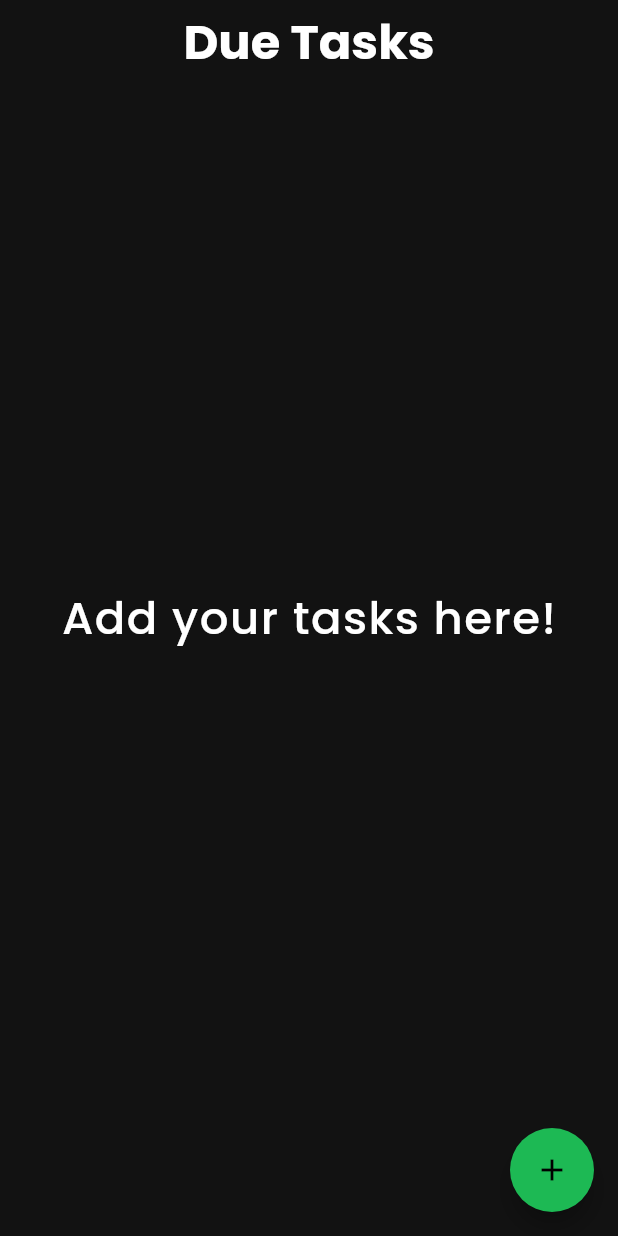
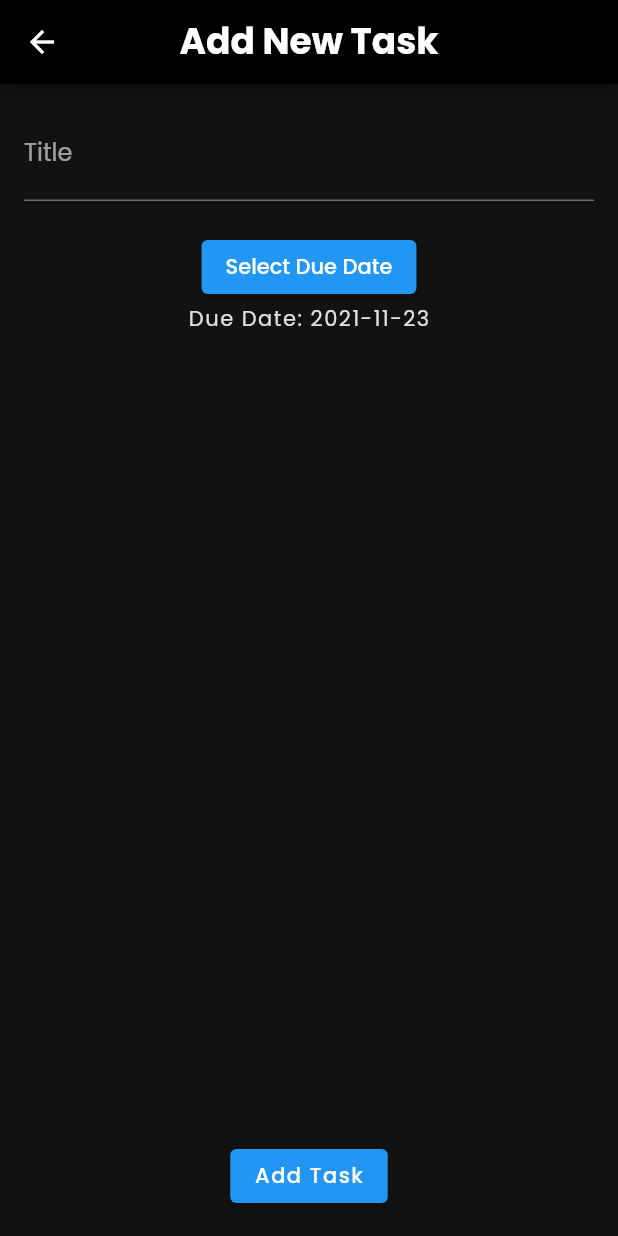
Before and after one commit to sayantandasgupta/task-manager-app, a Flutter app: the screen it shows after launch, after a tap on the "add" icon, on a phone screen of 412 x 824 dp. Run offline on Flutter 3.47's test engine with Material 2 defaults, Android fonts, the phone set to English and light mode, and no system bars; our stand-ins replace sqflite; accounts and stored records are empty.

Commit message:
Added code for adding new tasks to local database storage

```diff
--- a/lib/database/db_helper.dart
+++ b/lib/database/db_helper.dart
@@ -5,13 +5,10 @@ class DBHelper {
   static Future<Database> getDatabase() async {
     final dbPath = await getDatabasesPath();
 
-    final database = await openDatabase(path.join(dbPath, 'tasks.db'),
-        onCreate: (db, version) {
+    return openDatabase(path.join(dbPath, 'tasks.db'), onCreate: (db, version) {
       return db.execute(
           'CREATE TABLE due_tasks(id TEXT PRIMARY KEY, title TEXT, dueDate TEXT)');
     }, version: 1);
-
-    return database;
   }
 
   static Future<void> insert(Map<String, dynamic> data) async {
--- a/lib/main.dart
+++ b/lib/main.dart
@@ -54,6 +54,7 @@ class MyApp extends StatelessWidget {
         initialRoute: '/',
         routes: {
           HomeScreen.routeName: (ctx) => const HomeScreen(),
+          AddTaskScreen.routeName: (ctx) => const AddTaskScreen()
         },
       ),
     );
--- /dev/null
+++ b/lib/screens/add_task_screen.dart
@@ -0,0 +1,96 @@
+import 'package:flutter/material.dart';
+import 'package:provider/provider.dart';
+import 'package:task_manager_app/providers/providers.dart';
+
+import '../utils/utils.dart';
+
+class AddTaskScreen extends StatefulWidget {
+  const AddTaskScreen({Key? key}) : super(key: key);
+
+  static const routeName = '/add-task';
+
+  @override
+  State<AddTaskScreen> createState() => _AddTaskScreenState();
+}
+
+class _AddTaskScreenState extends State<AddTaskScreen> {
+  final _titleController = TextEditingController();
+  DateTime _selectedDate = DateTime.now();
+
+  void _addTask() {
+    if (_titleController.text.isEmpty) {
+      return;
+    }
+
+    print('Add task Button pressed');
+
+    Provider.of<TasksProvider>(context, listen: false).addTask(
+        _titleController.text,
+        '${_selectedDate.year}-${_selectedDate.month}-${_selectedDate.day}');
+
+    Navigator.of(context).pop();
+  }
+
+  _selectDate(BuildContext context) async {
+    final DateTime? selected = await showDatePicker(
+      context: context,
+      initialDate: _selectedDate,
+      firstDate: DateTime.now(),
+      lastDate: DateTime(2050),
+    );
+    print(selected);
+
+    if (selected != null && selected != _selectedDate) {
+      setState(() {
+        _selectedDate = selected;
+      });
+    }
+  }
+
+  @override
+  Widget build(BuildContext context) {
+    return Scaffold(
+      appBar: AppBar(
+        title: Text('Add New Task',
+            style:
+                Theme.of(context).textTheme.headline2!.copyWith(fontSize: 24)),
+        centerTitle: true,
+      ),
+      body: Padding(
+        padding: const EdgeInsets.all(16.0),
+        child: Column(
+          crossAxisAlignment: CrossAxisAlignment.center,
+          children: <Widget>[
+            TextField(
+              controller: _titleController,
+              decoration: InputDecoration(
+                focusColor: white,
+                label: const Text('Title'),
+              ),
+            ),
+            const SizedBox(height: 20),
+            ElevatedButton(
+              onPressed: () async {
+                await _selectDate(context);
+              },
+              child: const Text('Select Due Date'),
+            ),
+            Text(
+                'Due Date: ${_selectedDate.year}-${_selectedDate.month}-${_selectedDate.day}'),
+            const Spacer(),
+            ElevatedButton(
+              onPressed: _addTask,
+              child: Text(
+                'Add Task',
+                style: Theme.of(context)
+                    .textTheme
+                    .bodyText1!
+                    .copyWith(color: white),
+              ),
+            ),
+          ],
+        ),
+      ),
+    );
+  }
+}
--- a/lib/screens/home_screen.dart
+++ b/lib/screens/home_screen.dart
@@ -18,12 +18,11 @@ class HomeScreen extends StatelessWidget {
         title: Text(
           'Due Tasks',
           style: Theme.of(context).textTheme.headline2!.copyWith(
-                fontSize: 32,
+                fontSize: 24,
               ),
         ),
         centerTitle: true,
       ),
-      extendBodyBehindAppBar: true,
       body: FutureBuilder(
         future: Provider.of<TasksProvider>(context, listen: false)
             .fetchAndSetTasks(),
@@ -64,7 +63,7 @@ class HomeScreen extends StatelessWidget {
       ),
       floatingActionButton: FloatingActionButton(
         onPressed: () {
-          //TODO Navigate to the add task page
+          Navigator.of(context).pushNamed('/add-task');
         },
         child: const Icon(Icons.add),
       ),
--- a/lib/screens/screens.dart
+++ b/lib/screens/screens.dart
@@ -1 +1,2 @@
 export 'home_screen.dart';
+export 'add_task_screen.dart';
--- a/pubspec.yaml
+++ b/pubspec.yaml
@@ -30,7 +30,6 @@ dependencies:
   cupertino_icons: ^1.0.2
   flutter:
     sdk: flutter
-  intl: ^0.17.0
   path: ^1.8.0
   provider: ^6.0.1
   sqflite: ^2.0.0+4
```
Also changed, not shown: pubspec.lock.
